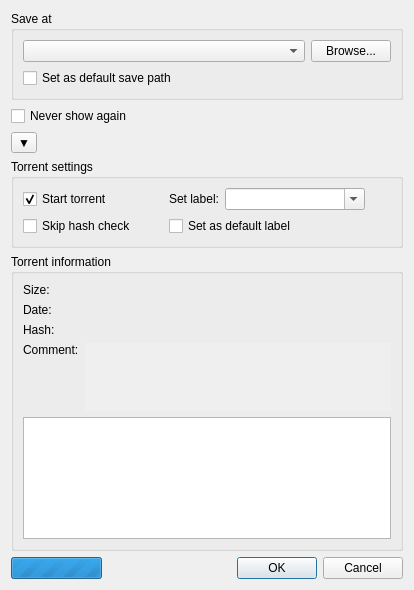
This is src/gui/addnewtorrentdialog.ui in qbittorrent/qBittorrent as Qt 5 draws it before an edit. The edited form follows.
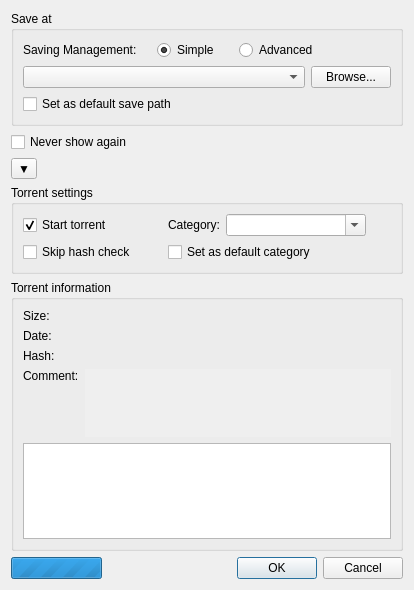
This is the edited form. Custom widgets are drawn as their Qt base class.

Commit message:
Implement Advanced Saving Management subsystem
Closes #4696

What changed in the file:
```diff
--- a/src/gui/addnewtorrentdialog.ui
+++ b/src/gui/addnewtorrentdialog.ui
@@ -17,6 +17,50 @@
       <string>Save at</string>
      </property>
      <layout class="QVBoxLayout" name="verticalLayout_2">
+      <item>
+       <layout class="QHBoxLayout" name="horizontalLayout">
+        <property name="spacing">
+         <number>20</number>
+        </property>
+        <item>
+         <widget class="QLabel" name="savingModeLabel">
+          <property name="text">
+           <string>Saving Management:</string>
+          </property>
+         </widget>
+        </item>
+        <item>
+         <widget class="QRadioButton" name="simpleModeRadioButton">
+          <property name="text">
+           <string>Simple</string>
+          </property>
+          <property name="checked">
+           <bool>true</bool>
+          </property>
+         </widget>
+        </item>
+        <item>
+         <widget class="QRadioButton" name="advancedModeRadioButton">
+          <property name="text">
+           <string>Advanced</string>
+          </property>
+         </widget>
+        </item>
+        <item>
+         <spacer name="horizontalSpacer_2">
+          <property name="orientation">
+           <enum>Qt::Horizontal</enum>
+          </property>
+          <property name="sizeHint" stdset="0">
+           <size>
+            <width>40</width>
+            <height>20</height>
+           </size>
+          </property>
+         </spacer>
+        </item>
+       </layout>
+      </item>
       <item>
        <layout class="QHBoxLayout" name="horizontalLayout_2">
         <item>
@@ -77,12 +121,12 @@
       <item row="1" column="2">
        <widget class="QCheckBox" name="defaultLabel">
         <property name="text">
-         <string>Set as default label</string>
+         <string>Set as default category</string>
         </property>
        </widget>
       </item>
       <item row="0" column="2">
-       <layout class="QHBoxLayout" name="horizontalLayout">
+       <layout class="QHBoxLayout" name="horizontalLayout_1">
         <item>
          <widget class="QLabel" name="label_5">
           <property name="sizePolicy">
@@ -92,12 +136,12 @@
            </sizepolicy>
           </property>
           <property name="text">
-           <string>Set label:</string>
+           <string>Category:</string>
           </property>
          </widget>
         </item>
         <item>
-         <widget class="QComboBox" name="label_combo">
+         <widget class="QComboBox" name="categoryComboBox">
           <property name="minimumSize">
            <size>
             <width>140</width>
```
Left out of the diff: 84 changed lines with no effect on the pictures. The commit also changes 58 other files.
